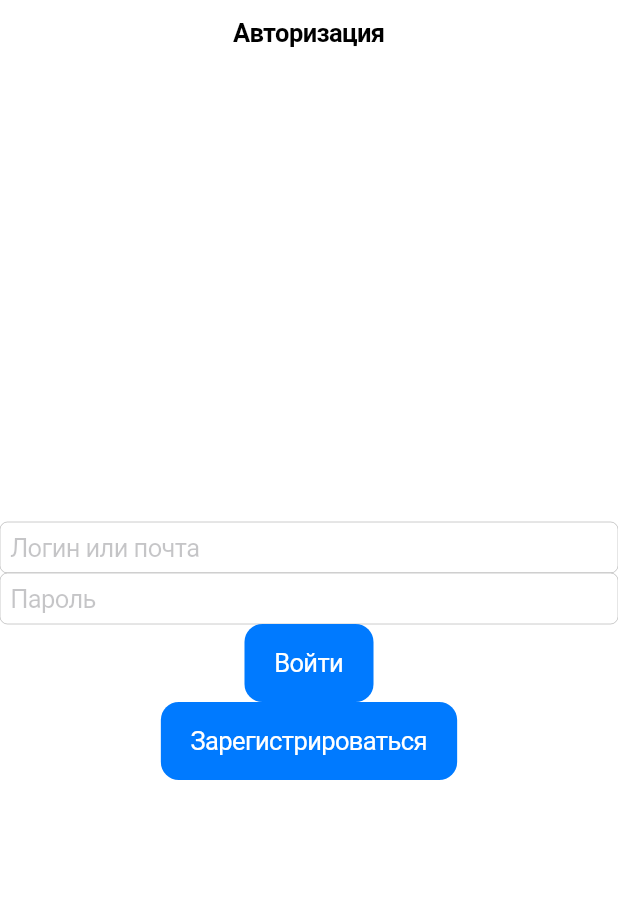
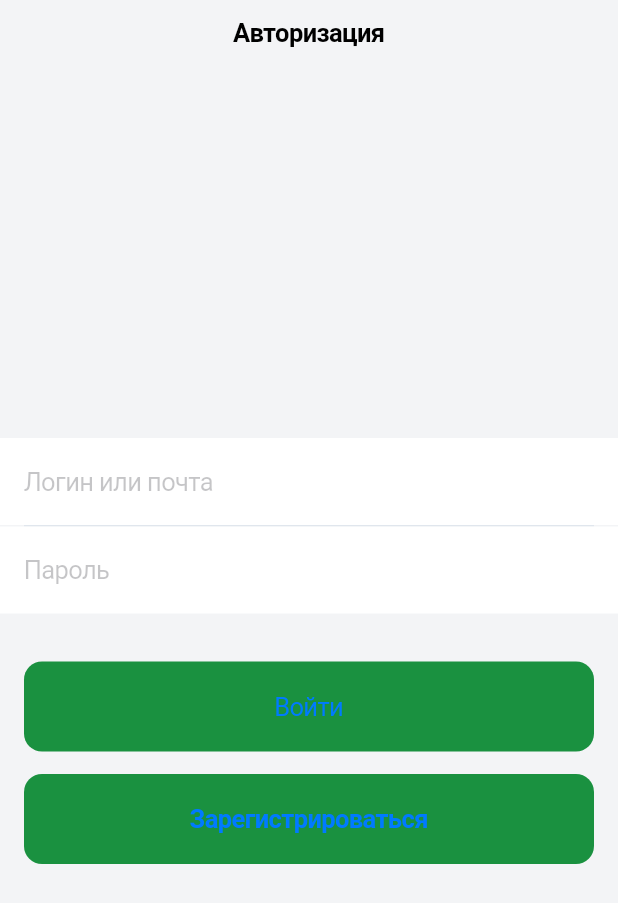
Before and after one commit to abaydevios/first_app_flutter, a Flutter app: the screen it shows after launch, on a phone screen of 412 x 824 dp. Shown: the top 903 px of the screen. Run offline on Flutter 3.47's test engine with Material 2 defaults, Android fonts, the phone set to English and light mode, and no system bars.

Commit message:
buttonAndTextField_commit

```diff
--- a/lib/scr/screens/auth/auth_screen.dart
+++ b/lib/scr/screens/auth/auth_screen.dart
@@ -8,21 +8,62 @@ class AuthScreen extends StatelessWidget {
   @override
   Widget build(BuildContext context) {
     return CupertinoPageScaffold(
+      backgroundColor: Color(0xFFF3F4F6),
       navigationBar: CupertinoNavigationBar(
+        border: Border(),
+        backgroundColor: CupertinoColors.white,
         middle: Text('Авторизация'),
       ),
       child: SafeArea(
         child: Column(
           mainAxisAlignment: MainAxisAlignment.center,
+          crossAxisAlignment: CrossAxisAlignment.stretch,
           children: [
           CupertinoTextField(
             placeholder: 'Логин или почта',
+              decoration: BoxDecoration(
+                color: CupertinoColors.white
+              ),
+            padding: const EdgeInsets.symmetric(vertical: 19, horizontal: 16),
           ),
+
+          Container(
+            height: 1,
+            color: Color(0xFFE0E6ED),
+            margin: const EdgeInsets.symmetric(horizontal: 16),
+          ),
+
+
+
           CupertinoTextField(
+            decoration: BoxDecoration(
+              color: CupertinoColors.white,
+            ),
             placeholder: 'Пароль',
+            padding: const EdgeInsets.symmetric(vertical: 19, horizontal: 16)
           ),
-          CupertinoButton.filled(child: Text('Войти'), onPressed: (){}),
-          CupertinoButton.filled(child: Text ('Зарегистрироваться'), onPressed: (){}),
+
+
+          SizedBox(height: 32),
+
+          Padding(
+            padding: const EdgeInsets.symmetric(horizontal: 16),
+            child: CupertinoButton(
+              color: Color.fromARGB(255, 26, 145, 64),
+              padding: const EdgeInsets.symmetric(vertical: 20),
+              child: Text('Войти'), onPressed: (){}),
+          ),
+
+          SizedBox(height: 15),
+          Padding(
+            padding: const EdgeInsets.symmetric(horizontal: 16),
+            child: CupertinoButton(
+              color: Color.fromARGB(255, 26, 145, 64),
+              padding: const EdgeInsets.symmetric(vertical: 20),
+              child: Text ('Зарегистрироваться',
+              style: TextStyle(fontWeight: FontWeight.bold)),
+              onPressed: (){}),
+          ),
 
         ],),
       ),
```
